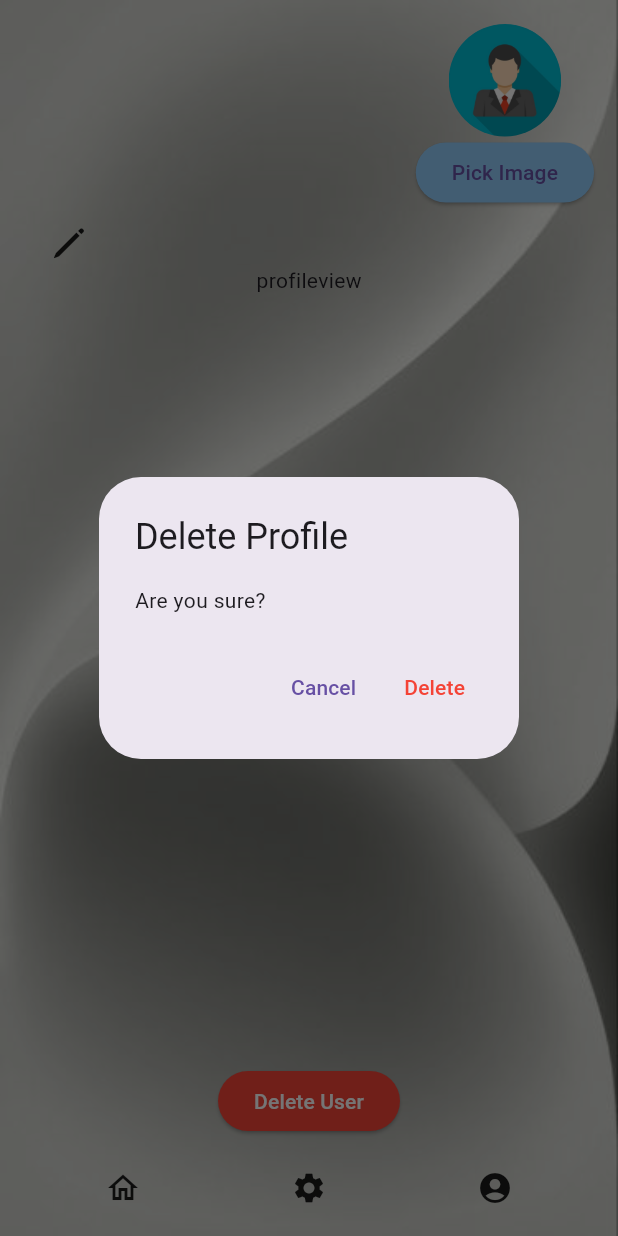
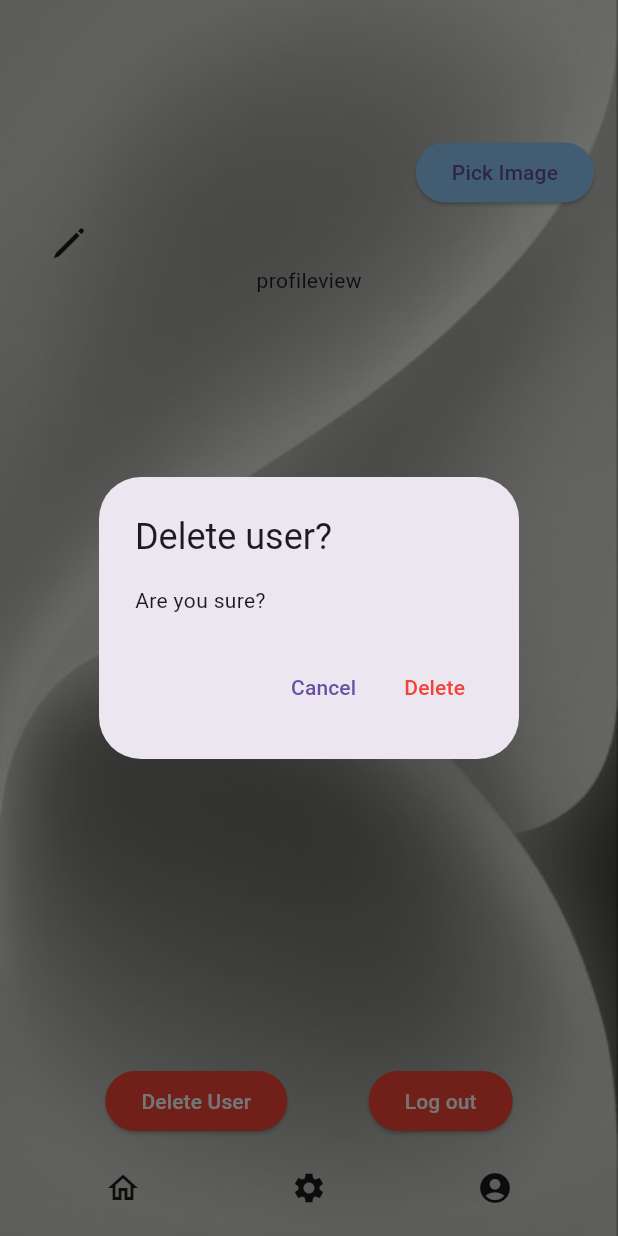
Before and after one commit to Erubiss/F1rst, a Flutter app: the HomePage screen opened directly, after a tap on "Delete User", on a phone screen of 412 x 824 dp. Run offline on Flutter 3.47's test engine with Material 3 defaults, Android fonts, the phone set to English and light mode, and no system bars; our stand-ins replace cloud_firestore, equatable, firebase_auth, firebase_core, firebase_storage, flutter_bloc and 2 more; accounts and stored records are empty; network calls fail.

Commit message:
16.08.24

```diff
--- /dev/null
+++ b/lib/core/ui_components/delete_dialog.dart
@@ -0,0 +1,38 @@
+// ignore_for_file: prefer_const_constructors
+
+import 'package:flutter/material.dart';
+
+class CustomDialog extends StatelessWidget {
+  final VoidCallback onLogout;
+  final String dialogLabel;
+  final String? dialogQuestion;
+  const CustomDialog({
+    super.key,
+    required this.onLogout,
+    required this.dialogLabel,
+    this.dialogQuestion,
+  });
+
+  @override
+  Widget build(BuildContext context) {
+    return AlertDialog(
+      title: Text(dialogLabel),
+      content: Text(dialogQuestion ?? 'joj'),
+      actions: <Widget>[
+        TextButton(
+          onPressed: () {
+            Navigator.of(context).pop();
+          },
+          child: Text('Cancel'),
+        ),
+        TextButton(
+          onPressed: onLogout,
+          style: TextButton.styleFrom(
+            foregroundColor: Colors.red,
+          ),
+          child: Text('Delete'),
+        ),
+      ],
+    );
+  }
+}
--- a/lib/features/home/components/delete_dialog.dart
+++ /dev/null
@@ -1,34 +0,0 @@
-// ignore_for_file: prefer_const_constructors
-
-import 'package:f1rst/features/home/state_managers/cubit.dart';
-import 'package:flutter/material.dart';
-
-void showDeleteDialog(BuildContext context, UserCubit cubit) {
-  showDialog(
-    context: context,
-    builder: (BuildContext context) {
-      return AlertDialog(
-        title: Text('Delete Profile'),
-        content: Text('Are you sure?'),
-        actions: <Widget>[
-          TextButton(
-            onPressed: () {
-              Navigator.of(context).pop();
-            },
-            child: Text('Cancel'),
-          ),
-          TextButton(
-            onPressed: () {
-              Navigator.of(context).pop();
-              cubit.deleteUser(context);
-            },
-            style: TextButton.styleFrom(
-              foregroundColor: Colors.red,
-            ),
-            child: Text('Delete'),
-          ),
-        ],
-      );
-    },
-  );
-}
--- a/lib/features/home/home_page.dart
+++ b/lib/features/home/home_page.dart
@@ -1,7 +1,7 @@
 // ignore_for_file: prefer_const_constructors, prefer_const_literals_to_create_immutables, avoid_print
 
 import 'package:f1rst/core/constants/app_colors.dart';
-import 'package:f1rst/features/home/components/delete_dialog.dart';
+import 'package:f1rst/core/ui_components/delete_dialog.dart';
 import 'package:f1rst/features/home/components/update_info_sheet.dart';
 import 'package:f1rst/features/home/views/profile_view.dart';
 import 'package:f1rst/features/home/views/settings_view.dart';
@@ -38,15 +38,10 @@ class _HomePage extends State<HomePage> {
     Icon(Icons.settings),
     Icon(Icons.account_circle_rounded),
   ];
-  List<Widget> views = [
-    ProfileView(),
-    SettingsView(),
-    UserView()
-  ];
+  List<Widget> views = [ProfileView(), SettingsView(), UserView()];
 
   @override
   Widget build(BuildContext context) {
-
     return Scaffold(
       resizeToAvoidBottomInset: false,
       extendBodyBehindAppBar: true,
@@ -104,6 +99,27 @@ class _HomePage extends State<HomePage> {
                                             : Image.network(
                                                 state.userImage,
                                                 fit: BoxFit.cover,
+                                                loadingBuilder:
+                                                    (BuildContext context,
+                                                        Widget child,
+                                                        ImageChunkEvent?
+                                                            loadingProgress) {
+                                                  if (loadingProgress == null)
+                                                    return child;
+                                                  return Center(
+                                                    child:
+                                                        CircularProgressIndicator(
+                                                      value: loadingProgress
+                                                                  .expectedTotalBytes !=
+                                                              null
+                                                          ? loadingProgress
+                                                                  .cumulativeBytesLoaded /
+                                                              loadingProgress
+                                                                  .expectedTotalBytes!
+                                                          : null,
+                                                    ),
+                                                  );
+                                                },
                                               ),
                                       ),
                                     ),
@@ -149,11 +165,24 @@ class _HomePage extends State<HomePage> {
                             ]),
                             views[state.selectedIndex],
                             Spacer(),
-                            Align(
-                              alignment: Alignment.center,
-                              child: ElevatedButton(
+                            Row(
+                              mainAxisAlignment: MainAxisAlignment.spaceEvenly,
+                              children: [
+                                ElevatedButton(
                                   onPressed: () {
-                                  showDeleteDialog(context, cubit);
+                                    showDialog(
+                                      context: context,
+                                      builder: (BuildContext context) {
+                                        return CustomDialog(
+                                          onLogout: () {
+                                            cubit.deleteUser(context).then(
+                                                (context) => Navigator.pop);
+                                          },
+                                          dialogLabel: 'Delete user?',
+                                          dialogQuestion: 'Are you sure?',
+                                        );
+                                      },
+                                    );
                                   },
                                   style: ElevatedButton.styleFrom(
                                     backgroundColor: AppColors.appRed,
@@ -163,6 +192,29 @@ class _HomePage extends State<HomePage> {
                                     style: TextStyle(color: Colors.white),
                                   ),
                                 ),
+                                ElevatedButton(
+                                  onPressed: () {
+                                    showDialog(
+                                      context: context,
+                                      builder: (BuildContext context) {
+                                        return CustomDialog(
+                                          onLogout: () {
+                                            cubit.logOut(context);
+                                          },
+                                          dialogLabel: 'Log out?',
+                                        );
+                                      },
+                                    );
+                                  },
+                                  style: ElevatedButton.styleFrom(
+                                    backgroundColor: AppColors.appRed,
+                                  ),
+                                  child: Text(
+                                    'Log out',
+                                    style: TextStyle(color: Colors.white),
+                                  ),
+                                ),
+                              ],
                             ),
                             SizedBox(
                               height: 50,
--- a/lib/features/home/state_managers/cubit.dart
+++ b/lib/features/home/state_managers/cubit.dart
@@ -29,7 +29,10 @@ class UserCubit extends Cubit<UserState> {
       final doc =
           await firestore.collection('users').doc(auth.currentUser!.uid).get();
       final data = doc.data()!;
-
+            final doc2 =
+          await firestore.collection('topics').doc('topics').get();
+      final data2 = doc2.data()!;
+      print(data2['image']);
       emit(state.copyWith(
         email: data['email'],
         phoneNumber: data['phoneNumber'],
@@ -116,8 +119,18 @@ class UserCubit extends Cubit<UserState> {
       });
     } catch (e) {
       print(e);
-      Navigator.push(
-          context, MaterialPageRoute(builder: (context) => SplashScreen()));
     }
   }
+Future <void> logOut(BuildContext context) async{
+  try {
+  await auth.signOut().then((value)=>Navigator.push(
+          context, MaterialPageRoute(builder: (context) => SplashScreen())));
+} catch (e) {
+  print(e);
 }
+
+
+
+}
+
+}
--- a/lib/features/log_in/log_in.dart
+++ b/lib/features/log_in/log_in.dart
@@ -62,8 +62,7 @@ class _LogInState extends State<LogIn> {
                               hintText: 'Email',
                               icon: Icons.email,
                               withError: state.isEmailError,
-                              errorMessage:
-                                  cubit.getEmailErrorMessage(emailCtrl.text),
+                              errorMessage: state.emailMessage,
                             ),
                             const SizedBox(height: 16),
                             LogField(
@@ -72,8 +71,7 @@ class _LogInState extends State<LogIn> {
                               icon: Icons.lock,
                               obscureText: true,
                               withError: state.isPasswordError,
-                              errorMessage: cubit
-                                  .getPasswordErrorMessage(passwordCtrl.text),
+                              errorMessage: state.passwordMessage,
                             ),
                             const SizedBox(height: 24),
                             ElevatedButton(
--- a/lib/main.dart
+++ b/lib/main.dart
@@ -37,7 +37,7 @@ final auth = FirebaseAuth.instance;
       child: MaterialApp(
         debugShowCheckedModeBanner: false,
 
-        home: auth.currentUser?.phoneNumber == "" ? SplashScreen() : HomePage(),
+        home: auth.currentUser==null ? SplashScreen() : HomePage(),
         // home: SplashScreen(),
       ),
     );
```
Lines whose indentation alone changed are shown as unchanged.
